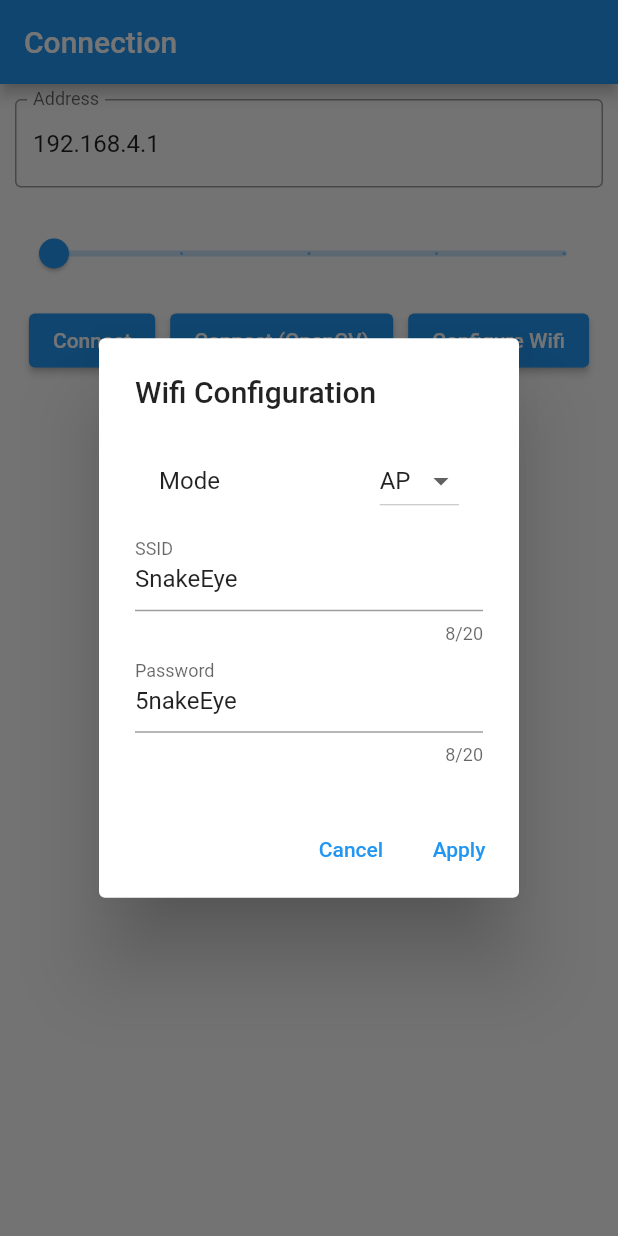
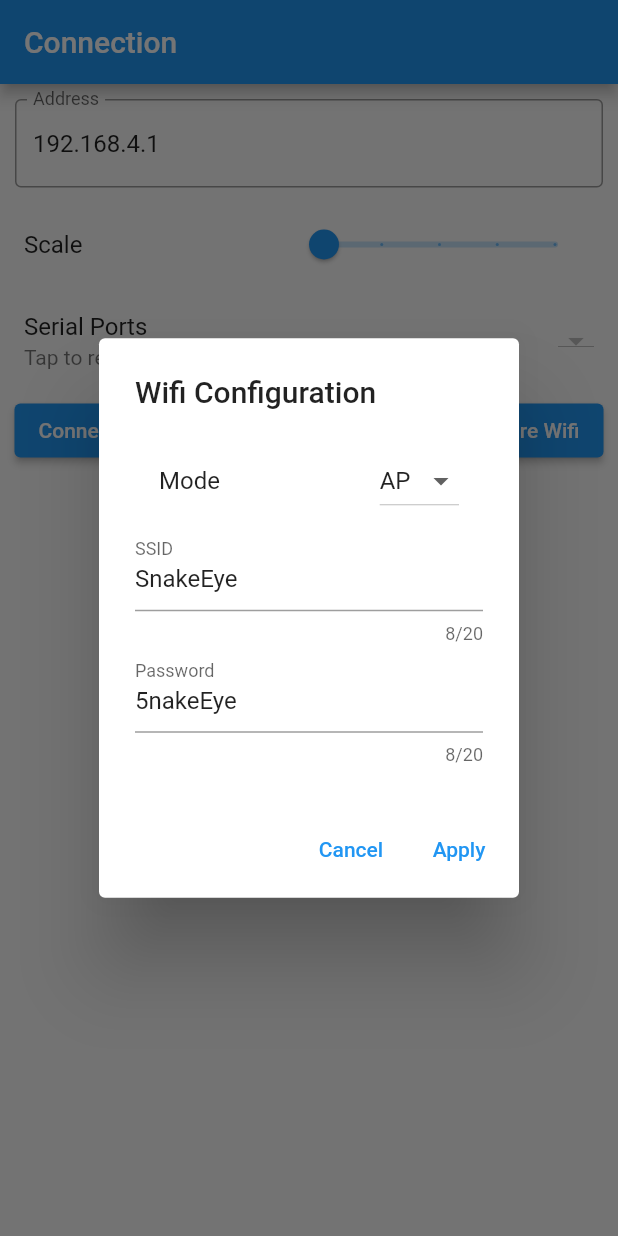
Before and after one commit to X-dea/SnakeEye, a Flutter app: the screen it shows after launch, after a tap on "Configure Wifi", on a phone screen of 412 x 824 dp. Run offline on Flutter 3.47's test engine with Material 2 defaults, Android fonts, the light colour scheme and no system bars; missing offline and left inert: dart:ffi, usb_serial; statements that could not run were skipped.

Commit message:
Add usb serial

```diff
--- /dev/null
+++ b/lib/configuration.dart
@@ -0,0 +1,153 @@
+import 'package:flutter/material.dart';
+import 'package:http/http.dart';
+
+class WifiConfigurationDialog extends StatefulWidget {
+  final String address;
+
+  const WifiConfigurationDialog({
+    Key? key,
+    required this.address,
+  }) : super(key: key);
+
+  @override
+  State<WifiConfigurationDialog> createState() =>
+      _WifiConfigurationDialogState();
+}
+
+class _WifiConfigurationDialogState extends State<WifiConfigurationDialog> {
+  final formKey = GlobalKey<FormState>();
+  var mode = 'ap';
+  var ssidController = TextEditingController(text: 'SnakeEye');
+  var passwordController = TextEditingController(text: '5nakeEye');
+
+  @override
+  Widget build(BuildContext context) {
+    return AlertDialog(
+      title: const Text('Wifi Configuration'),
+      content: Form(
+        key: formKey,
+        child: Column(
+          mainAxisSize: MainAxisSize.min,
+          children: [
+            ListTile(
+              title: const Text('Mode'),
+              trailing: DropdownButton<String>(
+                value: mode,
+                items: const [
+                  DropdownMenuItem(
+                    value: 'ap',
+                    child: Text('AP'),
+                  ),
+                  DropdownMenuItem(
+                    value: 'sta',
+                    child: Text('STA'),
+                  ),
+                ],
+                onChanged: (v) => setState(() => mode = v!),
+              ),
+            ),
+            TextFormField(
+              maxLength: 20,
+              controller: ssidController,
+              decoration: const InputDecoration(labelText: 'SSID'),
+              validator: (v) => v == null || v.isEmpty || v.length >= 20
+                  ? 'Invalid SSID'
+                  : null,
+            ),
+            TextFormField(
+              maxLength: 20,
+              controller: passwordController,
+              decoration: const InputDecoration(labelText: 'Password'),
+              validator: (v) => v == null || v.length < 8 || v.length >= 20
+                  ? 'Invalid password'
+                  : null,
+            ),
+          ],
+        ),
+      ),
+      actions: [
+        TextButton(
+          child: const Text('Cancel'),
+          onPressed: () => Navigator.of(context).pop(),
+        ),
+        TextButton(
+          child: const Text('Apply'),
+          onPressed: () async {
+            if (formKey.currentState?.validate() != true) return;
+            final uri = Uri.http(widget.address, '/$mode', {
+              'ssid': ssidController.text,
+              'password': passwordController.text
+            });
+            await get(uri);
+            Navigator.of(context).pop();
+          },
+        ),
+      ],
+    );
+  }
+}
+
+class SensorConfigurationDialog extends StatefulWidget {
+  final String address;
+
+  const SensorConfigurationDialog({
+    Key? key,
+    required this.address,
+  }) : super(key: key);
+
+  @override
+  State<SensorConfigurationDialog> createState() =>
+      _SensorConfigurationDialogState();
+}
+
+class _SensorConfigurationDialogState extends State<SensorConfigurationDialog> {
+  var level = '3';
+
+  @override
+  Widget build(BuildContext context) {
+    return AlertDialog(
+      title: const Text('Sensor Configuration'),
+      content: Column(
+        mainAxisSize: MainAxisSize.min,
+        children: [
+          ListTile(
+            title: const Text('Refresh Rate'),
+            trailing: DropdownButton<String>(
+              value: level,
+              items: {
+                '1': '1Hz',
+                '2': '2Hz',
+                '3': '4Hz',
+                '4': '8Hz',
+                '5': '16Hz',
+              }
+                  .entries
+                  .map((e) => DropdownMenuItem(
+                        value: e.key,
+                        child: Text(e.value),
+                      ))
+                  .toList(),
+              onChanged: (v) => setState(() => level = v!),
+            ),
+          ),
+        ],
+      ),
+      actions: [
+        TextButton(
+          child: const Text('Cancel'),
+          onPressed: () => Navigator.of(context).pop(),
+        ),
+        TextButton(
+          child: const Text('Apply'),
+          onPressed: () async {
+            final uri = Uri.http(widget.address, '/rate', {
+              'level': level,
+            });
+            await get(uri);
+            Navigator.of(context).pop();
+          },
+        ),
+      ],
+    );
+  }
+}
--- a/lib/main.dart
+++ b/lib/main.dart
@@ -1,9 +1,12 @@
+import 'dart:io';
+
 import 'package:flutter/material.dart';
-import 'package:http/http.dart';
+import 'package:usb_serial/usb_serial.dart';
 
 import 'common.dart';
+import 'configuration.dart';
 import 'sensor.dart';
-import 'upscaled_sensor.dart';
+import 'sensor_opencv.dart';
 
 void main() {
   runApp(const App());
@@ -34,7 +37,19 @@ class MainPage extends StatefulWidget {
 
 class _MainPageState extends State<MainPage> {
   var controller = TextEditingController(text: '192.168.4.1');
+  var devices = <UsbDevice>[];
   var scale = 1;
+
+  Future<void> refreshSerialPorts() async {
+    devices = await UsbSerial.listDevices();
+    setState(() {});
+  }
+
+  @override
+  void initState() {
+    if (Platform.isAndroid) refreshSerialPorts();
+    super.initState();
+  }
 
   @override
   Widget build(BuildContext context) {
@@ -42,7 +57,7 @@ class _MainPageState extends State<MainPage> {
       appBar: AppBar(
         title: const Text('Connection'),
       ),
-      body: Column(
+      body: ListView(
         children: [
           Padding(
             padding: const EdgeInsets.all(10.0),
@@ -54,16 +69,35 @@ class _MainPageState extends State<MainPage> {
               ),
             ),
           ),
-          Padding(
-            padding: const EdgeInsets.all(10.0),
+          ListTile(
+            title: const Text('Scale'),
+            trailing: SizedBox(
+              width: MediaQuery.of(context).size.width / 2,
               child: Slider(
                 value: scale.toDouble(),
-              label: 'Scale: ${scale.toInt()}',
+                label: scale.toInt().toString(),
                 min: 1,
                 max: 5,
                 divisions: 4,
                 onChanged: (v) => setState(() => scale = v.toInt()),
               ),
+            ),
+          ),
+          if (Platform.isAndroid)
+            ListTile(
+              title: const Text('Serial Ports'),
+              subtitle: const Text('Tap to refresh.'),
+              trailing: DropdownButton(
+                items: [
+                  for (final device in devices)
+                    DropdownMenuItem(
+                      value: device.deviceId,
+                      child: Text(device.deviceName),
+                    ),
+                ],
+                onChanged: (v) => controller.text = 'serial://$v',
+              ),
+              onTap: refreshSerialPorts,
             ),
           Wrap(
             alignment: WrapAlignment.spaceEvenly,
@@ -85,7 +119,7 @@ class _MainPageState extends State<MainPage> {
                 child: const Text('Connect (OpenCV)'),
                 onPressed: () => Navigator.of(context).push(
                   MaterialPageRoute(
-                    builder: (context) => UpscaledSensorPage(
+                    builder: (context) => OpenCVSensorPage(
                       address: controller.text,
                     ),
                   ),
@@ -93,21 +127,29 @@ class _MainPageState extends State<MainPage> {
               ),
               ElevatedButton(
                 child: const Text('Configure Wifi'),
-                onPressed: () => showDialog(
+                onPressed: () {
+                  final address = controller.text;
+                  if (address.startsWith('serial://')) return;
+                  showDialog(
                     context: context,
                     builder: (context) => WifiConfigurationDialog(
-                    address: controller.text,
+                      address: address,
                     ),
-                ),
+                  );
+                },
               ),
               ElevatedButton(
                 child: const Text('Configure Sensor'),
-                onPressed: () => showDialog(
+                onPressed: () {
+                  final address = controller.text;
+                  if (address.startsWith('serial://')) return;
+                  showDialog(
                     context: context,
                     builder: (context) => SensorConfigurationDialog(
-                    address: controller.text,
+                      address: address,
                     ),
-                ),
+                  );
+                },
               ),
             ],
           ),
@@ -116,154 +158,3 @@ class _MainPageState extends State<MainPage> {
     );
   }
 }
-
-class WifiConfigurationDialog extends StatefulWidget {
-  final String address;
-
-  const WifiConfigurationDialog({
-    Key? key,
-    required this.address,
-  }) : super(key: key);
-
-  @override
-  State<WifiConfigurationDialog> createState() =>
-      _WifiConfigurationDialogState();
-}
-
-class _WifiConfigurationDialogState extends State<WifiConfigurationDialog> {
-  final formKey = GlobalKey<FormState>();
-  var mode = 'ap';
-  var ssidController = TextEditingController(text: 'SnakeEye');
-  var passwordController = TextEditingController(text: '5nakeEye');
-
-  @override
-  Widget build(BuildContext context) {
-    return AlertDialog(
-      title: const Text('Wifi Configuration'),
-      content: Form(
-        key: formKey,
-        child: Column(
-          mainAxisSize: MainAxisSize.min,
-          children: [
-            ListTile(
-              title: const Text('Mode'),
-              trailing: DropdownButton<String>(
-                value: mode,
-                items: const [
-                  DropdownMenuItem(
-                    value: 'ap',
-                    child: Text('AP'),
-                  ),
-                  DropdownMenuItem(
-                    value: 'sta',
-                    child: Text('STA'),
-                  ),
-                ],
-                onChanged: (v) => setState(() => mode = v!),
-              ),
-            ),
-            TextFormField(
-              maxLength: 20,
-              controller: ssidController,
-              decoration: const InputDecoration(labelText: 'SSID'),
-              validator: (v) => v == null || v.isEmpty || v.length >= 20
-                  ? 'Invalid SSID'
-                  : null,
-            ),
-            TextFormField(
-              maxLength: 20,
-              controller: passwordController,
-              decoration: const InputDecoration(labelText: 'Password'),
-              validator: (v) => v == null || v.length < 8 || v.length >= 20
-                  ? 'Invalid password'
-                  : null,
-            ),
-          ],
-        ),
-      ),
-      actions: [
-        TextButton(
-          child: const Text('Cancel'),
-          onPressed: () => Navigator.of(context).pop(),
-        ),
-        TextButton(
-          child: const Text('Apply'),
-          onPressed: () async {
-            if (formKey.currentState?.validate() != true) return;
-            final uri = Uri.http(widget.address, '/$mode', {
-              'ssid': ssidController.text,
-              'password': passwordController.text
-            });
-            await get(uri);
-            Navigator.of(context).pop();
-          },
-        ),
-      ],
-    );
-  }
-}
-
-class SensorConfigurationDialog extends StatefulWidget {
-  final String address;
-
-  const SensorConfigurationDialog({
-    Key? key,
-    required this.address,
-  }) : super(key: key);
-
-  @override
-  State<SensorConfigurationDialog> createState() =>
-      _SensorConfigurationDialogState();
-}
-
-class _SensorConfigurationDialogState extends State<SensorConfigurationDialog> {
-  var level = '3';
-
-  @override
-  Widget build(BuildContext context) {
-    return AlertDialog(
-      title: const Text('Sensor Configuration'),
-      content: Column(
-        mainAxisSize: MainAxisSize.min,
-        children: [
-          ListTile(
-            title: const Text('Refresh Rate'),
-            trailing: DropdownButton<String>(
-              value: level,
-              items: {
-                '1': '1Hz',
-                '2': '2Hz',
-                '3': '4Hz',
-                '4': '8Hz',
-                '5': '16Hz',
-              }
-                  .entries
-                  .map((e) => DropdownMenuItem(
-                        value: e.key,
-                        child: Text(e.value),
-                      ))
-                  .toList(),
-              onChanged: (v) => setState(() => level = v!),
-            ),
-          ),
-        ],
-      ),
-      actions: [
-        TextButton(
-          child: const Text('Cancel'),
-          onPressed: () => Navigator.of(context).pop(),
-        ),
-        TextButton(
-          child: const Text('Apply'),
-          onPressed: () async {
-            final uri = Uri.http(widget.address, '/rate', {
-              'level': level,
-            });
-            await get(uri);
-            Navigator.of(context).pop();
-          },
-        ),
-      ],
-    );
-  }
-}
--- a/pubspec.yaml
+++ b/pubspec.yaml
@@ -35,6 +35,7 @@ dependencies:
   # cupertino_icons: ^1.0.2
   ffi: ^1.0.0
   http: ^0.13.0
+  usb_serial: ^0.4.0
 
 dev_dependencies:
   flutter_test:
```
Also changed, not shown: lib/sensor_opencv.dart (renamed from lib/upscaled_sensor.dart, +4 -4 lines), pubspec.lock. Lines whose indentation alone changed are shown as unchanged.
